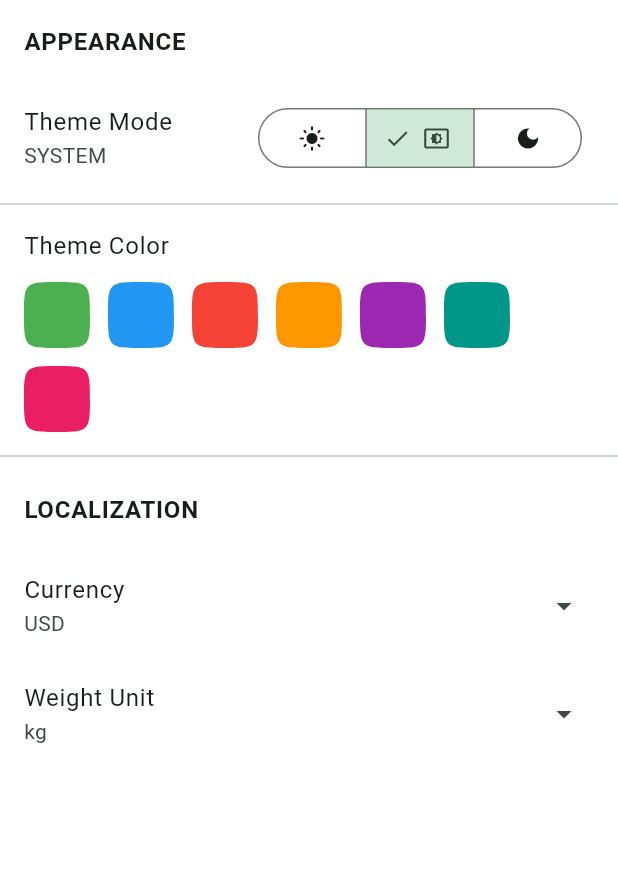
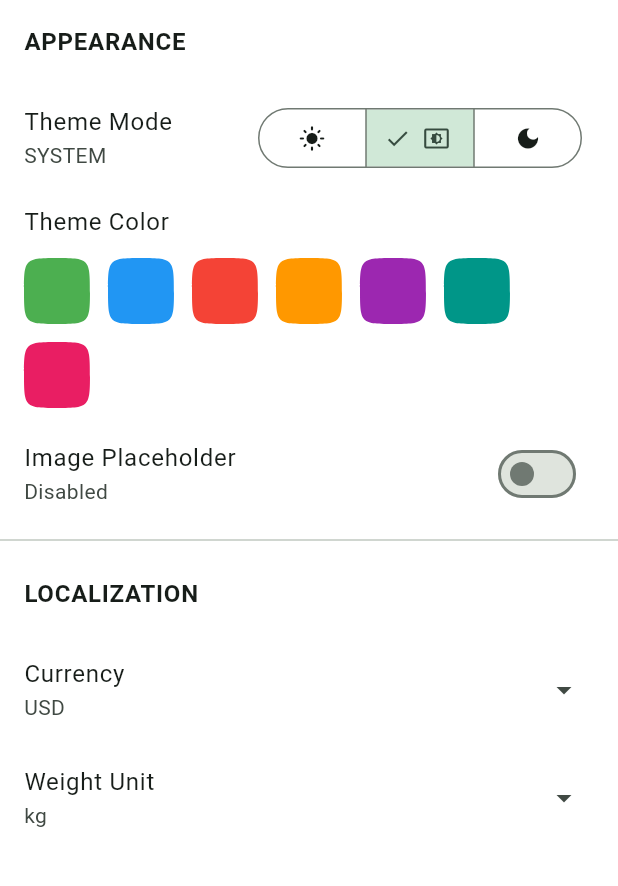
Before and after one commit to MidHunterX/Cart-Ops, a Flutter app: the screen it shows after launch, after a tap on the "settings" icon, on a phone screen of 412 x 824 dp, the part 84-970 px from its top. Run offline on Flutter 3.47's test engine with Material 3 defaults, Android fonts, the phone set to English and light mode, and no system bars; our stand-ins replace drift, drift_flutter, image_picker, shared_preferences; accounts and stored records are empty; generated files the repository leaves out were written again; project files that could hold a hidden picture were left out.

Commit message:
✨ feat(settings): add item image placeholder settings

```diff
--- a/lib/features/purchased_items/views/widgets/purchased_item_tile.dart
+++ b/lib/features/purchased_items/views/widgets/purchased_item_tile.dart
@@ -128,6 +128,7 @@ class PurchasedItemTile extends StatelessWidget {
                     SizedBox(width: spacing),
 
                     // Image Section
+                    if (item.imagePath != null || settings.itemImagePlaceholder == true)
                       Container(
                         width: imgSize,
                         height: imgSize,
--- a/lib/features/settings/providers/settings_provider.dart
+++ b/lib/features/settings/providers/settings_provider.dart
@@ -1,63 +1,95 @@
-// lib/features/settings/providers/settings_provider.dart
 import 'package:flutter/material.dart';
 import 'package:shared_preferences/shared_preferences.dart';
 import '../data/settings_data.dart';
 
 class SettingsProvider extends ChangeNotifier {
-  static const String _themeKey = 'theme_mode';
-  static const String _colorKey = 'seed_color';
-  static const String _currencyKey = 'currency_code';
-  static const String _weightUnitKey = 'weight_unit';
+  // ▄▀█ █▀█ █▀█ █▀▀ ▄▀█ █▀█ ▄▀█ █▄░█ █▀▀ █▀▀
+  // █▀█ █▀▀ █▀▀ ██▄ █▀█ █▀▄ █▀█ █░▀█ █▄▄ ██▄
 
-  ThemeMode _themeMode = ThemeMode.system;
-  Color _seedColor = Colors.greenAccent;
-  String _currencyCode = 'USD';
-  String _weightUnit = 'kg';
+  // Lightmode | System | Darkmode
 
-  ThemeMode get themeMode => _themeMode;
-  Color get seedColor => _seedColor;
-  String get currencyCode => _currencyCode;
-  String get currencySymbol => currencies.firstWhere((c) => c.code == currencyCode).symbol;
-  String get weightUnit => _weightUnit;
-
-  final SharedPreferences _prefs;
-
-  SettingsProvider(this._prefs) {
-    _loadSettings();
+  void _loadThemeSettings() {
+    final themeIndex = _prefs.getInt(_themeKey);
+    if (themeIndex != null) _themeMode = ThemeMode.values[themeIndex];
   }
 
-  void _loadSettings() {
-    final themeIndex = _prefs.getInt(_themeKey);
-    if (themeIndex != null) _themeMode = ThemeMode.values[themeIndex];
-
-    final colorValue = _prefs.getInt(_colorKey);
-    if (colorValue != null) _seedColor = Color(colorValue);
-
-    _currencyCode = _prefs.getString(_currencyKey) ?? 'USD';
-    _weightUnit = _prefs.getString(_weightUnitKey) ?? 'kg';
-  }
-
+  static const String _themeKey = 'theme_mode';
+  ThemeMode _themeMode = ThemeMode.system;
+  ThemeMode get themeMode => _themeMode;
   void setThemeMode(ThemeMode mode) async {
     _themeMode = mode;
     notifyListeners();
     _prefs.setInt(_themeKey, mode.index);
   }
 
+  // Colorscheme
+
+  void _loadColorSettings() {
+    final colorValue = _prefs.getInt(_colorKey);
+    if (colorValue != null) _seedColor = Color(colorValue);
+  }
+
+  static const String _colorKey = 'seed_color';
+  Color _seedColor = Colors.greenAccent;
+  Color get seedColor => _seedColor;
   void setSeedColor(Color color) async {
     _seedColor = color;
     notifyListeners();
     _prefs.setInt(_colorKey, color.toARGB32());
   }
 
+  // Item Image Placeholder
+
+  void _loadItemImageSettings() => _itemImagePlaceholder = _prefs.getBool(_itemImagePlaceholderKey);
+
+  static const String _itemImagePlaceholderKey = 'item_image_placeholder';
+  bool? _itemImagePlaceholder;
+  bool? get itemImagePlaceholder => _itemImagePlaceholder;
+  void setItemImagePlaceholder(bool? isPlaceholder) async {
+    _itemImagePlaceholder = isPlaceholder;
+    notifyListeners();
+    _prefs.setBool(_itemImagePlaceholderKey, isPlaceholder ?? false);
+  }
+
+  // █░░ █▀█ █▀▀ ▄▀█ █░░ █ ▀█ ▄▀█ ▀█▀ █ █▀█ █▄░█
+  // █▄▄ █▄█ █▄▄ █▀█ █▄▄ █ █▄ █▀█ ░█░ █ █▄█ █░▀█
+
+  // Weight Unit
+
+  void _loadWeightSettings() => _weightUnit = _prefs.getString(_weightUnitKey) ?? 'kg';
+
+  static const String _weightUnitKey = 'weight_unit';
+  String _weightUnit = 'kg';
+  String get weightUnit => _weightUnit;
+  void setWeightUnit(String unit) async {
+    _weightUnit = unit;
+    notifyListeners();
+    _prefs.setString(_weightUnitKey, unit);
+  }
+
+  // Currency
+
+  void _loadCurrencySettings() => _currencyCode = _prefs.getString(_currencyKey) ?? 'USD';
+
+  static const String _currencyKey = 'currency_code';
+  String _currencyCode = 'USD';
+  String get currencyCode => _currencyCode;
+  String get currencySymbol => currencies.firstWhere((c) => c.code == currencyCode).symbol;
   void setCurrency(String code) async {
     _currencyCode = code;
     notifyListeners();
     _prefs.setString(_currencyKey, code);
   }
 
-  void setWeightUnit(String unit) async {
-    _weightUnit = unit;
-    notifyListeners();
-    _prefs.setString(_weightUnitKey, unit);
+  // ======================================================================= //
+
+  final SharedPreferences _prefs;
+
+  SettingsProvider(this._prefs) {
+    _loadThemeSettings();
+    _loadColorSettings();
+    _loadWeightSettings();
+    _loadCurrencySettings();
+    _loadItemImageSettings();
   }
 }
--- a/lib/features/settings/views/settings_screen.dart
+++ b/lib/features/settings/views/settings_screen.dart
@@ -33,13 +33,20 @@ class SettingsScreen extends StatelessWidget {
             ),
           ),
 
-          const Divider(),
-
           ListTile(
             title: const Text('Theme Color'),
             subtitle: ThemeColorPicker(
               selectedColor: settings.seedColor,
               onColorSelected: settings.setSeedColor,
+            ),
+          ),
+
+          ListTile(
+            title: const Text('Image Placeholder'),
+            subtitle: Text(settings.itemImagePlaceholder ?? false ? 'Enabled' : 'Disabled'),
+            trailing: Switch(
+              value: settings.itemImagePlaceholder ?? false,
+              onChanged: settings.setItemImagePlaceholder,
             ),
           ),
 
```
Lines whose indentation alone changed are shown as unchanged.
